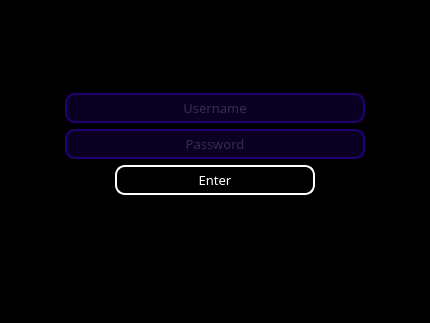
Qt form UI/login.ui (Virentanti/one-good-project) before a commit.
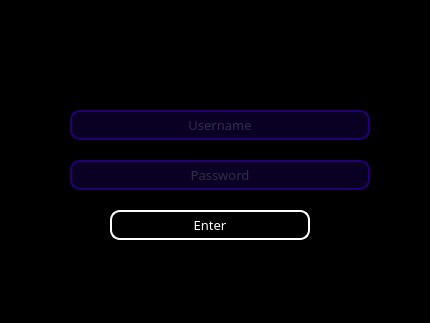
The same form after that commit.

Commit message: doing login page

Diff of the .ui file:
```diff
--- a/UI/login.ui
+++ b/UI/login.ui
@@ -41,41 +41,15 @@
       <property name="frameShadow">
        <enum>QFrame::Raised</enum>
       </property>
-      <layout class="QHBoxLayout" name="horizontalLayout_4">
-       <item>
-        <layout class="QVBoxLayout" name="verticalLayout_2">
-         <item>
-          <spacer name="verticalSpacer">
-           <property name="orientation">
-            <enum>Qt::Vertical</enum>
-           </property>
-           <property name="sizeHint" stdset="0">
-            <size>
-             <width>20</width>
-             <height>40</height>
-            </size>
-           </property>
-          </spacer>
-         </item>
-         <item>
-          <layout class="QHBoxLayout" name="horizontalLayout_3">
-           <item>
-            <spacer name="horizontalSpacer_3">
-             <property name="orientation">
-              <enum>Qt::Horizontal</enum>
-             </property>
-             <property name="sizeHint" stdset="0">
-              <size>
-               <width>40</width>
-               <height>20</height>
-              </size>
-             </property>
-            </spacer>
-           </item>
-           <item>
-            <layout class="QVBoxLayout" name="verticalLayout">
-             <item>
               <widget class="QLineEdit" name="password">
+       <property name="geometry">
+        <rect>
+         <x>70</x>
+         <y>110</y>
+         <width>300</width>
+         <height>30</height>
+        </rect>
+       </property>
                <property name="minimumSize">
                 <size>
                  <width>300</width>
@@ -105,9 +79,15 @@
                 <string>Username</string>
                </property>
               </widget>
-             </item>
-             <item>
               <widget class="QLineEdit" name="lineEdit_2">
+       <property name="geometry">
+        <rect>
+         <x>70</x>
+         <y>160</y>
+         <width>300</width>
+         <height>30</height>
+        </rect>
+       </property>
                <property name="minimumSize">
                 <size>
                  <width>300</width>
@@ -137,24 +117,53 @@
                 <string>Password</string>
                </property>
               </widget>
-             </item>
-             <item>
-              <layout class="QHBoxLayout" name="horizontalLayout_2">
-               <item>
-                <spacer name="horizontalSpacer">
-                 <property name="orientation">
-                  <enum>Qt::Horizontal</enum>
-                 </property>
-                 <property name="sizeHint" stdset="0">
+      <widget class="QLabel" name="label">
+       <property name="geometry">
+        <rect>
+         <x>60</x>
+         <y>250</y>
+         <width>300</width>
+         <height>30</height>
+        </rect>
+       </property>
+       <property name="minimumSize">
                   <size>
-                   <width>40</width>
-                   <height>20</height>
-                  </size>
-                 </property>
-                </spacer>
-               </item>
-               <item>
+         <width>300</width>
+         <height>30</height>
+        </size>
+       </property>
+       <property name="maximumSize">
+        <size>
+         <width>16777215</width>
+         <height>300</height>
+        </size>
+       </property>
+       <property name="font">
+        <font>
+         <family>Uni Sans Demo Heavy CAPS</family>
+         <pointsize>10</pointsize>
+        </font>
+       </property>
+       <property name="styleSheet">
+        <string notr="true">color: rgb(255, 0, 0);
+</string>
+       </property>
+       <property name="text">
+        <string/>
+       </property>
+       <property name="alignment">
+        <set>Qt::AlignCenter</set>
+       </property>
+      </widget>
                 <widget class="QPushButton" name="enter_btn">
+       <property name="geometry">
+        <rect>
+         <x>110</x>
+         <y>210</y>
+         <width>200</width>
+         <height>30</height>
+        </rect>
+       </property>
                  <property name="sizePolicy">
                   <sizepolicy hsizetype="Preferred" vsizetype="Preferred">
                    <horstretch>0</horstretch>
@@ -187,87 +196,6 @@
                   <string>Enter</string>
                  </property>
                 </widget>
-               </item>
-               <item>
-                <spacer name="horizontalSpacer_2">
-                 <property name="orientation">
-                  <enum>Qt::Horizontal</enum>
-                 </property>
-                 <property name="sizeHint" stdset="0">
-                  <size>
-                   <width>40</width>
-                   <height>20</height>
-                  </size>
-                 </property>
-                </spacer>
-               </item>
-              </layout>
-             </item>
-             <item>
-              <widget class="QLabel" name="label">
-               <property name="minimumSize">
-                <size>
-                 <width>300</width>
-                 <height>30</height>
-                </size>
-               </property>
-               <property name="maximumSize">
-                <size>
-                 <width>16777215</width>
-                 <height>300</height>
-                </size>
-               </property>
-               <property name="font">
-                <font>
-                 <family>Uni Sans Demo Heavy CAPS</family>
-                 <pointsize>10</pointsize>
-                </font>
-               </property>
-               <property name="styleSheet">
-                <string notr="true">color: rgb(255, 0, 0);
-</string>
-               </property>
-               <property name="text">
-                <string/>
-               </property>
-               <property name="alignment">
-                <set>Qt::AlignCenter</set>
-               </property>
-              </widget>
-             </item>
-            </layout>
-           </item>
-           <item>
-            <spacer name="horizontalSpacer_4">
-             <property name="orientation">
-              <enum>Qt::Horizontal</enum>
-             </property>
-             <property name="sizeHint" stdset="0">
-              <size>
-               <width>40</width>
-               <height>20</height>
-              </size>
-             </property>
-            </spacer>
-           </item>
-          </layout>
-         </item>
-         <item>
-          <spacer name="verticalSpacer_2">
-           <property name="orientation">
-            <enum>Qt::Vertical</enum>
-           </property>
-           <property name="sizeHint" stdset="0">
-            <size>
-             <width>20</width>
-             <height>40</height>
-            </size>
-           </property>
-          </spacer>
-         </item>
-        </layout>
-       </item>
-      </layout>
      </widget>
     </item>
    </layout>
```
Lines whose indentation alone changed are shown as unchanged. The commit also changes 6 other files.
